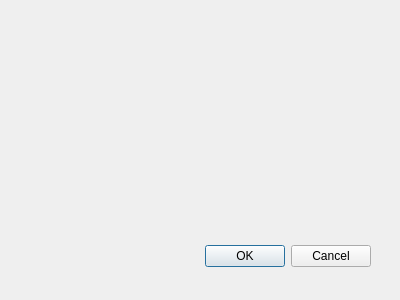
The window that src/aboutdialog.ui (bloguetronica/mcp2221-conf) describes before a commit, drawn with Qt 5.
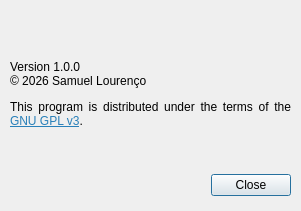
The same window after the commit. Icons and pictures are not drawn.

Patch:
```diff
--- a/src/aboutdialog.ui
+++ b/src/aboutdialog.ui
@@ -6,27 +6,74 @@
    <rect>
     <x>0</x>
     <y>0</y>
-    <width>400</width>
-    <height>300</height>
+    <width>301</width>
+    <height>211</height>
    </rect>
   </property>
+  <property name="minimumSize">
+   <size>
+    <width>301</width>
+    <height>211</height>
+   </size>
+  </property>
+  <property name="maximumSize">
+   <size>
+    <width>301</width>
+    <height>211</height>
+   </size>
+  </property>
   <property name="windowTitle">
    <string>Dialog</string>
   </property>
   <widget class="QDialogButtonBox" name="buttonBox">
    <property name="geometry">
     <rect>
-     <x>30</x>
-     <y>240</y>
-     <width>341</width>
-     <height>32</height>
+     <x>10</x>
+     <y>170</y>
+     <width>281</width>
+     <height>31</height>
     </rect>
    </property>
    <property name="orientation">
     <enum>Qt::Horizontal</enum>
    </property>
    <property name="standardButtons">
-    <set>QDialogButtonBox::Cancel|QDialogButtonBox::Ok</set>
+    <set>QDialogButtonBox::Close</set>
+   </property>
+  </widget>
+  <widget class="QLabel" name="labelBanner">
+   <property name="geometry">
+    <rect>
+     <x>10</x>
+     <y>10</y>
+     <width>281</width>
+     <height>41</height>
+    </rect>
+   </property>
+   <property name="text">
+    <string>&lt;html&gt;&lt;head/&gt;&lt;body&gt;&lt;p&gt;&lt;img src=&quot;:/images/images/banner.png&quot;/&gt;&lt;/p&gt;&lt;/body&gt;&lt;/html&gt;</string>
+   </property>
+  </widget>
+  <widget class="QLabel" name="labelAbout">
+   <property name="geometry">
+    <rect>
+     <x>10</x>
+     <y>60</y>
+     <width>281</width>
+     <height>101</height>
+    </rect>
+   </property>
+   <property name="text">
+    <string>&lt;html&gt;&lt;head/&gt;&lt;body&gt;&lt;p&gt;Version 1.0.0&lt;br/&gt;© 2026 Samuel Lourenço&lt;/p&gt;&lt;p&gt;This program is distributed under the terms of the &lt;a href=&quot;https://www.gnu.org/licenses/gpl-3.0-standalone.html&quot;&gt;&lt;span style=&quot; text-decoration: underline; color:#2980b9;&quot;&gt;GNU GPL v3&lt;/span&gt;&lt;/a&gt;.&lt;/p&gt;&lt;/body&gt;&lt;/html&gt;</string>
+   </property>
+   <property name="alignment">
+    <set>Qt::AlignJustify|Qt::AlignTop</set>
+   </property>
+   <property name="wordWrap">
+    <bool>true</bool>
+   </property>
+   <property name="openExternalLinks">
+    <bool>true</bool>
    </property>
   </widget>
  </widget>
```
Left out of the diff: 35 changed lines with no effect on the pictures.
